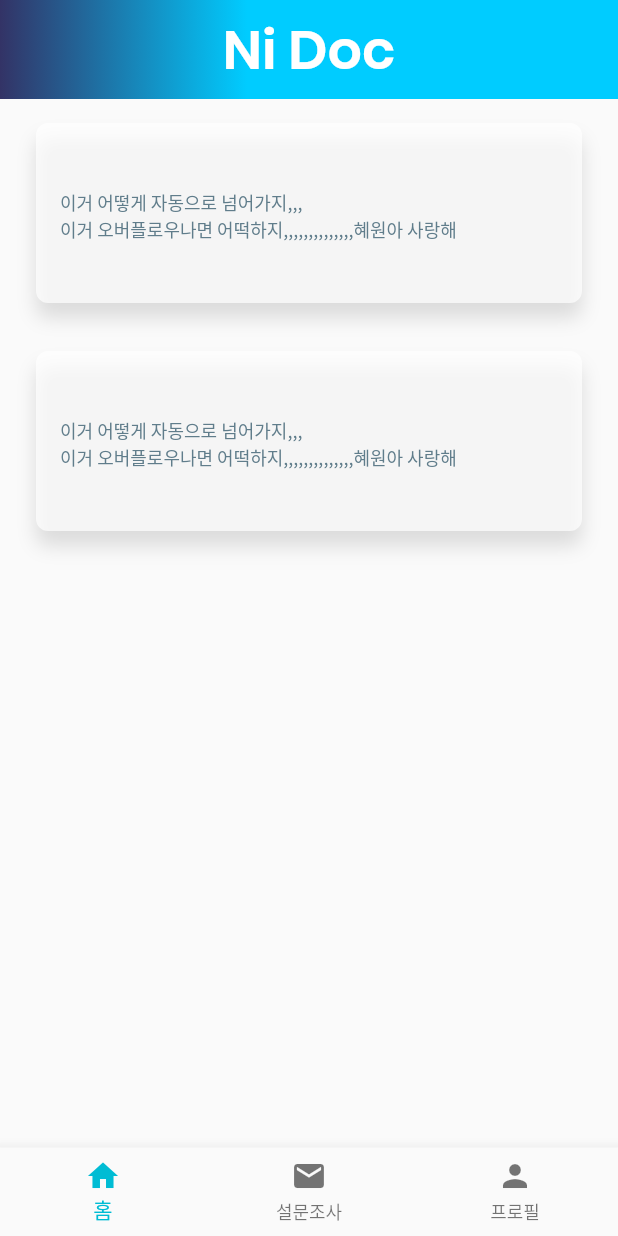
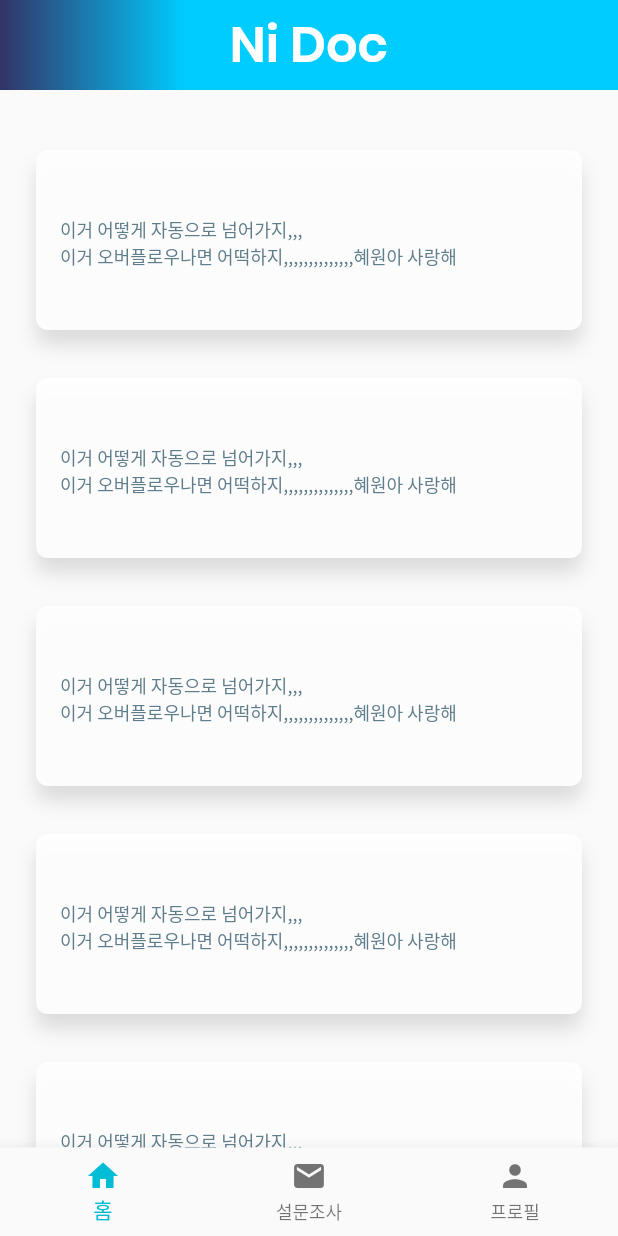
Before and after one commit to unae131/survey-app, a Flutter app: the MenuPage screen opened directly with empty values, on a phone screen of 412 x 824 dp. Run offline on Flutter 3.47's test engine with Material 2 defaults, Android fonts, the phone set to English and light mode, and no system bars; statements that could not run were skipped.

Commit message:
use CustomScrollView in surveyList
1. CustomScrollView를 이용해 설문조사리스트 스크롤 가능하게 수정
2. 자잘한 디자인 수정

```diff
--- a/lib/view/NiDocAppBar.dart
+++ b/lib/view/NiDocAppBar.dart
@@ -2,7 +2,7 @@ import 'package:flutter/material.dart';
 
 class NiDocAppBar extends StatelessWidget {
   final String title;
-  final double barHeight = 66.0;
+  final double barHeight = 60.0;
 
   NiDocAppBar(this.title);
 
@@ -22,10 +22,9 @@ class NiDocAppBar extends StatelessWidget {
             const Color(0xFF00CCFF),
           ],
           begin: const FractionalOffset(0.0, 0.0),
-          end: const FractionalOffset(0.4, 0.0),
+          end: const FractionalOffset(0.3, 0.0),
           stops: [0.0, 1.0],
-          tileMode: TileMode
-              .clamp, // reuse last color if the stops don't fill the whole area
+          tileMode: TileMode.clamp, // reuse last color if the stops don't fill the whole area
         ),
       ),
       child: Center(
@@ -35,7 +34,7 @@ class NiDocAppBar extends StatelessWidget {
             color: Colors.white,
             fontFamily: 'Poppins',
             fontWeight: FontWeight.w600,
-            fontSize: 36.0,
+            fontSize: 33.0,
           ),
         ),
       ),
--- a/lib/view/survey/SurveyListPage.dart
+++ b/lib/view/survey/SurveyListPage.dart
@@ -14,13 +14,33 @@ class SurveyListPage extends StatefulWidget {
 class _SurveyListPage extends State<SurveyListPage> {
   @override
   Widget build(BuildContext context) {
-    return Center(
-      child: Column(
-        mainAxisAlignment: MainAxisAlignment.center,
-        children: <Widget>[
-          SurveyListRow(widget.survey),
-          SurveyListRow(widget.survey),
-        ],
+    // 임시
+    var surveys = [
+      widget.survey,
+      widget.survey,
+      widget.survey,
+      widget.survey,
+      widget.survey,
+    ];
+
+    return Expanded(
+      child: Container(
+        //color: Color(0xFF736AB7),
+        child: CustomScrollView(
+          scrollDirection: Axis.vertical,
+          slivers: <Widget>[
+            SliverPadding(
+              padding: const EdgeInsets.symmetric(vertical: 24.0),
+              sliver: SliverFixedExtentList(
+                itemExtent: 152.0,
+                delegate: SliverChildBuilderDelegate(
+                  (context, index) => SurveyListRow(surveys[index]),
+                  childCount: surveys.length,
+                ),
+              ),
+            ),
+          ],
+        ),
       ),
     );
   }
--- a/lib/view/survey/SurveyListRow.dart
+++ b/lib/view/survey/SurveyListRow.dart
@@ -16,9 +16,7 @@ class SurveyListRow extends StatelessWidget {
       fontSize: 22.0,
     );
     final regularTextStyle = TextStyle(fontFamily: 'NotoSansKR').copyWith(
-        color: Colors.blueGrey,
-        fontSize: 12.0,
-        fontWeight: FontWeight.w500);
+        color: Colors.blueGrey, fontSize: 12.0, fontWeight: FontWeight.w500);
 
     final surveyContent = Container(
       margin: EdgeInsets.fromLTRB(16.0, 16.0, 16.0, 16.0),
@@ -40,9 +38,9 @@ class SurveyListRow extends StatelessWidget {
     );
 
     final surveyCard = Container(
-      height: 124.0,
+      //height: 124.0,
       decoration: BoxDecoration(
-        color: Colors.white70,
+        color: Color(0xEEFEFEFE),
         shape: BoxShape.rectangle,
         borderRadius: BorderRadius.circular(8.0),
         boxShadow: <BoxShadow>[
@@ -61,6 +59,7 @@ class SurveyListRow extends StatelessWidget {
           settings: RouteSettings(name: '/surveyStart'),
           builder: (BuildContext context) => SurveyStartPage(survey: survey))),
       child: Container(
+        //color: Colors.black,
         height: 120.0,
         margin: const EdgeInsets.symmetric(
           vertical: 16.0,
```
